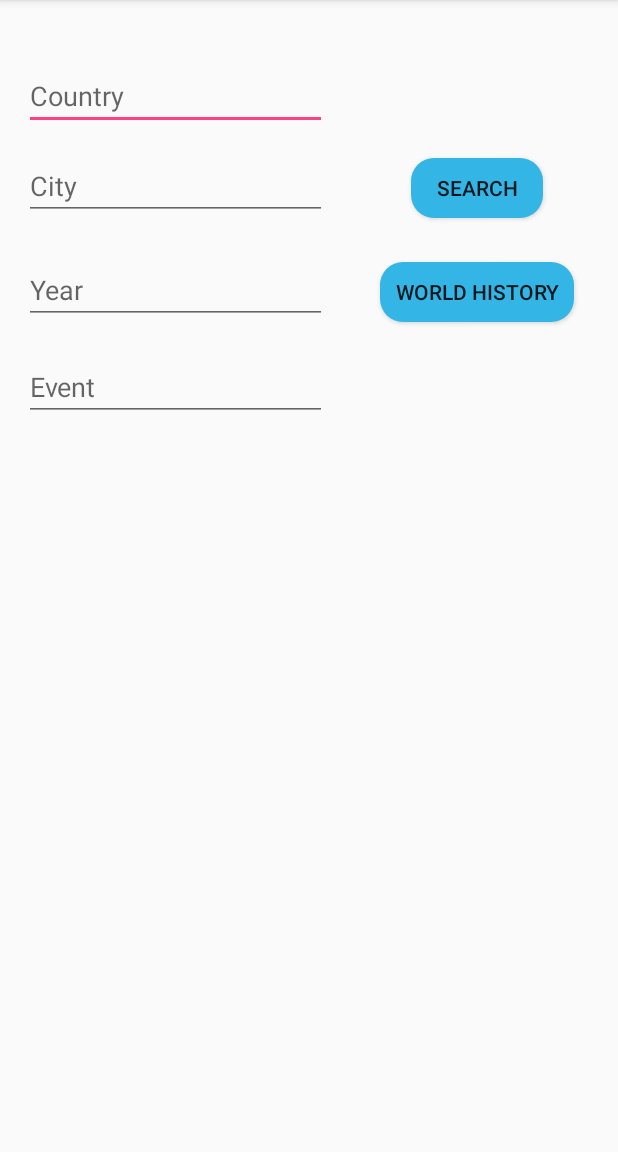
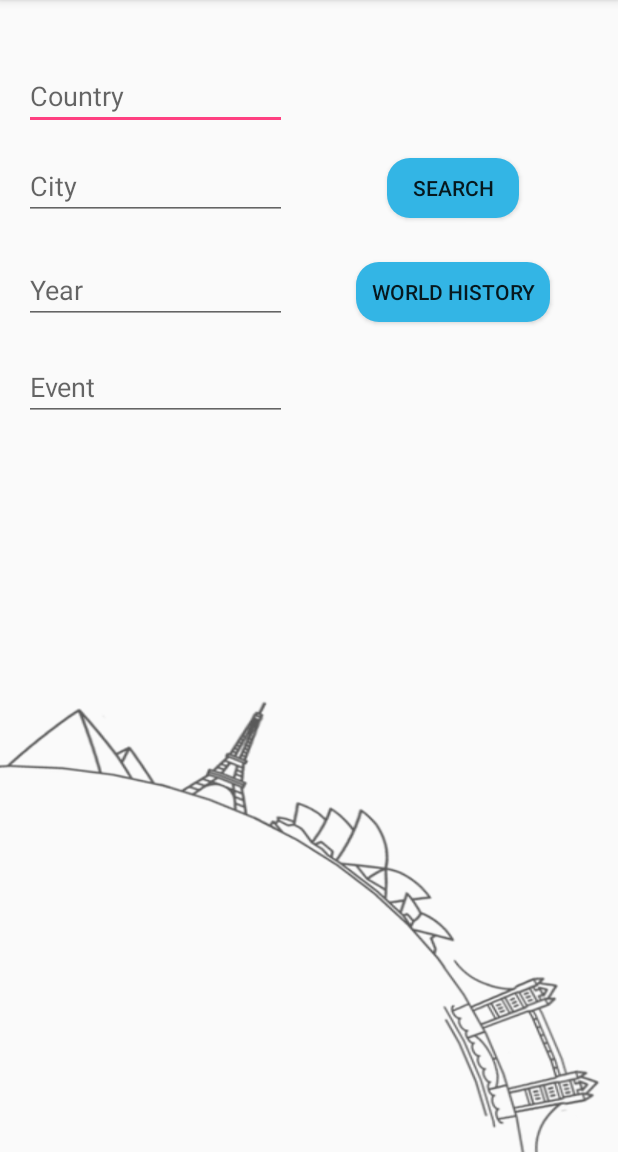
Before and after one commit to liquiddrop/Context, an Android app: the screen it shows after launch (MainActivity), after a tap on "SEARCH", on a phone screen of 412 x 824 dp, the part 84-1236 px from its top. Run offline under Robolectric (Android 15) with nearby library versions, the phone set to English and light mode, and no system bars; our stand-ins replace Room's generated code; libraries missing offline, so code that uses them is left out: android.arch.persistence, com.fstyle.library; 8 statements that could not run were skipped.

Commit message:
Add a background spash image to the main search page.
Signed-off-by: Curtis Porter <zeroliquiddrop@gmail.com>

```diff
--- a/app/src/main/res/layout/activity_main_tile.xml
+++ b/app/src/main/res/layout/activity_main_tile.xml
@@ -8,7 +8,7 @@
 
     <AutoCompleteTextView
         android:id="@+id/countryEditText"
-        android:layout_width="202dp"
+        android:layout_width="175dp"
         android:layout_height="45dp"
         android:layout_marginStart="16dp"
         android:layout_marginLeft="16dp"
@@ -26,7 +26,7 @@
 
     <AutoCompleteTextView
         android:id="@+id/cityEditText"
-        android:layout_width="202dp"
+        android:layout_width="175dp"
         android:layout_height="45dp"
         android:layout_marginStart="16dp"
         android:layout_marginLeft="16dp"
@@ -42,7 +42,7 @@
 
     <AutoCompleteTextView
         android:id="@+id/yearEditText"
-        android:layout_width="202dp"
+        android:layout_width="175dp"
         android:layout_height="45dp"
         android:layout_marginStart="16dp"
         android:layout_marginLeft="16dp"
@@ -58,7 +58,7 @@
 
     <AutoCompleteTextView
         android:id="@+id/eventEditText"
-        android:layout_width="202dp"
+        android:layout_width="175dp"
         android:layout_height="45dp"
         android:layout_marginStart="16dp"
         android:layout_marginLeft="16dp"
@@ -76,14 +76,13 @@
         android:id="@+id/searchButton"
         android:layout_width="wrap_content"
         android:layout_height="40dp"
-        android:layout_marginStart="56dp"
-        android:layout_marginLeft="56dp"
         android:background="@drawable/rounded_blue"
         android:onClick="clickedSearch"
         android:text="Search"
         app:layout_constraintBaseline_toBaselineOf="@id/cityEditText"
         app:layout_constraintBottom_toBottomOf="parent"
         app:layout_constraintStart_toEndOf="@+id/cityEditText"
+        app:layout_constraintEnd_toEndOf="parent"
         app:layout_constraintTop_toTopOf="parent"
         app:layout_constraintVertical_bias="0.146" />
 
@@ -102,4 +101,18 @@
         app:layout_constraintEnd_toEndOf="@id/searchButton"
         app:layout_constraintStart_toStartOf="@id/searchButton"/>
 
+    <ImageView
+        android:id="@+id/imageView"
+        android:layout_width="wrap_content"
+        android:layout_height="350dp"
+        android:layout_marginTop="20dp"
+        android:scaleType="fitXY"
+        app:layout_constraintBottom_toBottomOf="parent"
+        app:layout_constraintEnd_toEndOf="parent"
+        app:layout_constraintStart_toStartOf="parent"
+        app:layout_constraintTop_toBottomOf="@+id/eventEditText"
+        app:layout_constraintVertical_bias="1.0"
+        app:srcCompat="@drawable/context_app_background" />
+
+
 </android.support.constraint.ConstraintLayout>
```
Also changed, not shown: app/src/main/res/drawable/context_app_background.png (added).
